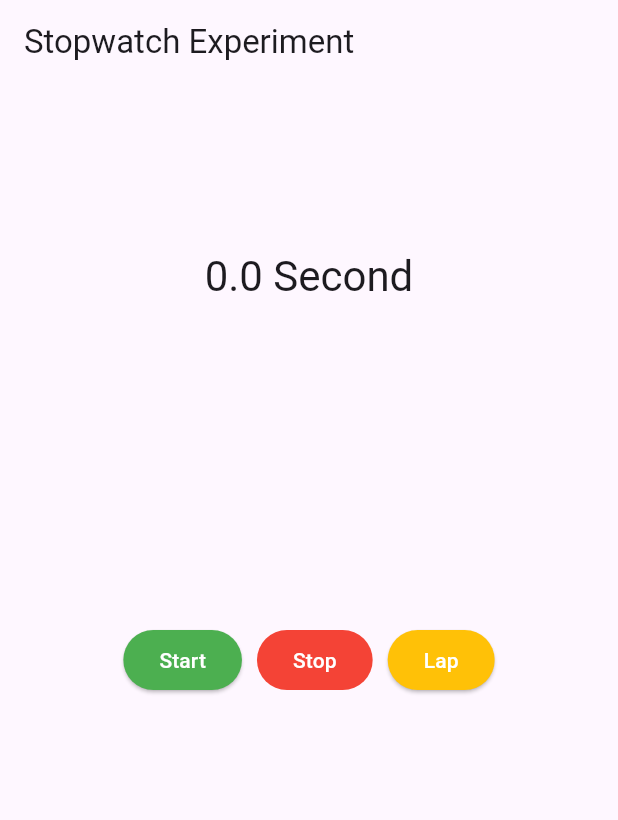
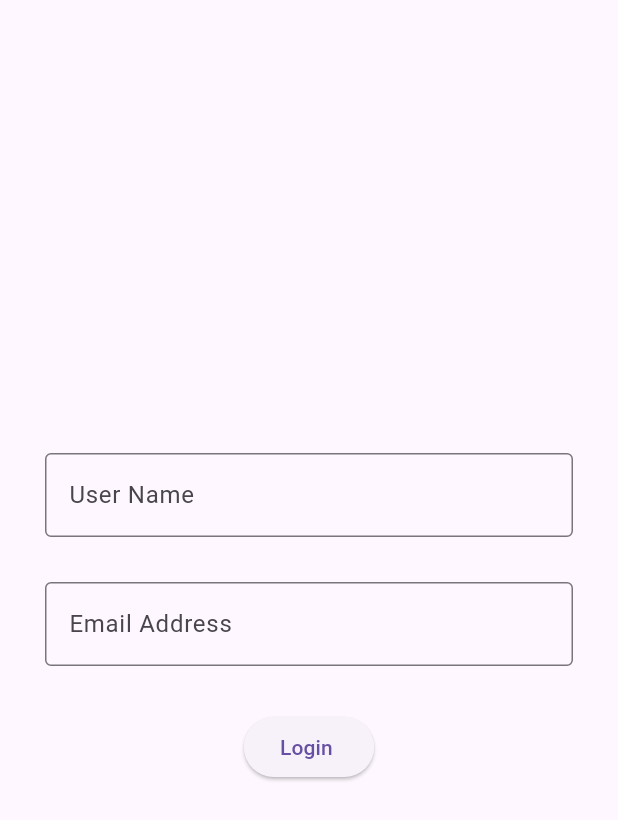
Before and after one commit to TechnologyGardening/flutterceadivision, a Flutter app: the screen it shows after launch, on a phone screen of 412 x 824 dp. Shown: the top 820 px of the screen. Run offline on Flutter 3.47's test engine with Material 3 defaults, Android fonts, the phone set to English and light mode, and no system bars.

Commit message:
form validation

```diff
--- /dev/null
+++ b/lib/2207fluttwer/loginpage.dart
@@ -0,0 +1,92 @@
+import 'package:flutter/material.dart';
+
+class LoginScreen extends StatefulWidget {
+  const LoginScreen({super.key});
+
+  @override
+  State<LoginScreen> createState() => _LoginScreenState();
+}
+
+class _LoginScreenState extends State<LoginScreen> {
+  String name = "";
+  String email = "";
+  bool isloggedin = false;
+
+  TextEditingController t1 = TextEditingController();
+  TextEditingController t2 = TextEditingController();
+  final _formKey = GlobalKey<FormState>();
+
+  @override
+  Widget build(BuildContext context) {
+    return Scaffold(body: _buildLoginForm());
+  }
+
+  Widget _buildLoginForm() {
+    return Form(
+      key: _formKey,
+      child: Padding(
+        padding: EdgeInsets.all(30),
+        child: Column(
+          mainAxisAlignment: MainAxisAlignment.center,
+          crossAxisAlignment: CrossAxisAlignment.center,
+          children: [
+            TextFormField(
+              controller: t1,
+              decoration: const InputDecoration(
+                labelText: 'User Name',
+                border: OutlineInputBorder(),
+              ),
+              validator: (text) => text!.isEmpty ? 'Enter Name' : null,
+            ),
+            const SizedBox(
+              height: 30,
+            ),
+            TextFormField(
+              controller: t2,
+              decoration: const InputDecoration(
+                labelText: 'Email Address',
+                border: OutlineInputBorder(),
+              ),
+              validator: (text) {
+                if (text!.isEmpty) {
+                  return 'Email cannot be blank';
+                }
+                final regex =
+                    RegExp(r'^[a-zA-Z0-9._%+-]+@[a-zA-Z0-9.-]+\.[a-zA-Z]{2,}$');
+                if (!regex.hasMatch(text)) {
+                  return 'Enter valid email address';
+                }
+                return null;
+              },
+            ),
+            const SizedBox(
+              height: 30,
+            ),
+            ElevatedButton(
+              onPressed: _validateInput,
+              child: Text("Login "),
+            ),
+          ],
+        ),
+      ),
+    );
+  }
+
+  void _validateInput() {
+    final form = _formKey.currentState;
+    if (form?.validate() == true) {
+      print('Form is validated');
+      name = t1.text;
+      email = t2.text;
+    } else {
+      print('Some values are missing in the form');
+    }
+  }
+
+  @override
+  void dispose() {
+    t1.dispose();
+    t2.dispose();
+    super.dispose();
+  }
+}
--- a/lib/2207fluttwer/stopwatch.dart
+++ b/lib/2207fluttwer/stopwatch.dart
@@ -84,6 +84,7 @@ class _StopwatchExperiemntState extends State<StopwatchExperiemnt> {
     setState(() {
       isTicking = true;
       millis = 0;
+      laps.clear();
     });
   }
 
--- a/lib/main.dart
+++ b/lib/main.dart
@@ -2,6 +2,7 @@ import 'package:flutter/material.dart';
 import 'package:flutterceadivision/1507flutter/columnexperiment.dart';
 import 'package:flutterceadivision/1507flutter/containerexperiment.dart';
 import 'package:flutterceadivision/2207fluttwer/calculatorview.dart';
+import 'package:flutterceadivision/2207fluttwer/loginpage.dart';
 import 'package:flutterceadivision/2207fluttwer/stopwatch.dart';
 
 void main() {
@@ -14,7 +15,8 @@ class MainApp extends StatelessWidget {
   @override
   Widget build(BuildContext context) {
     return const MaterialApp(
-        debugShowCheckedModeBanner: false, home: StopwatchExperiemnt()
+        debugShowCheckedModeBanner: false, home: LoginScreen()
+        // home: StopwatchExperiemnt()
         // home: CalculatorPart()
         // home: ColumnExperiment(),
         // home: CustomContainer(),
```
